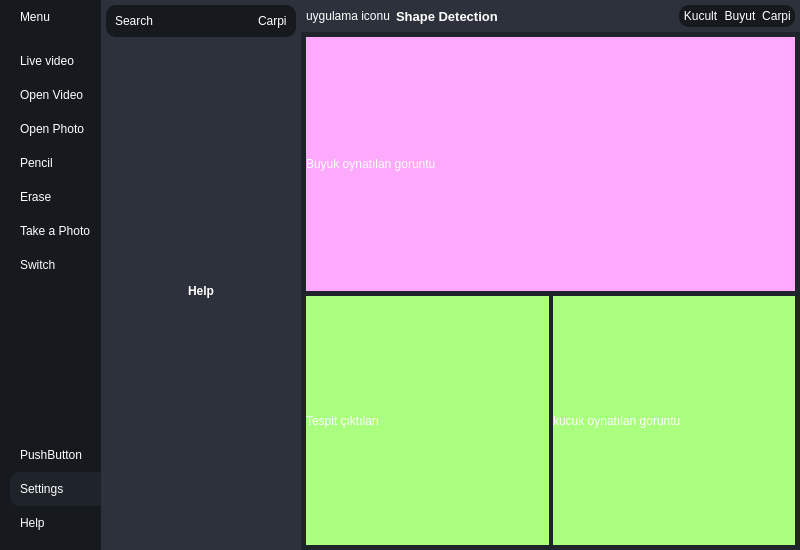
This is ShapeDetection/shapedetection.ui in aysenurozkann/Shape-Detection as Qt 5 draws it before an edit. The edited form follows.
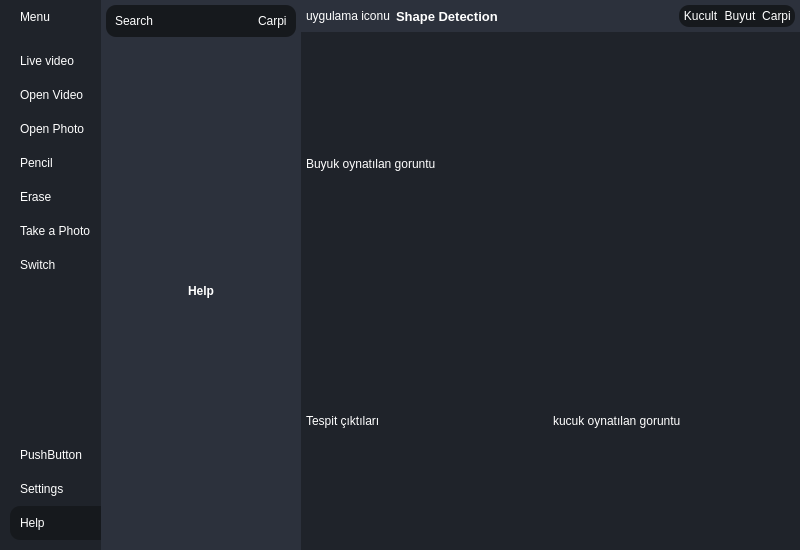
This is the edited form.

Commit message: Shape Detection

The edit to the form file:
```diff
--- a/ShapeDetection/shapedetection.ui
+++ b/ShapeDetection/shapedetection.ui
@@ -43,7 +43,7 @@
 }
 
 #LeftMenuSubContainer{
-	background-color:#16191d;
+	background-color:#16191dz;
 }
 
 #LeftMenuSubContainer QPushButton{
@@ -749,7 +749,7 @@
                 <item>
                  <widget class="QLabel" name="label_7">
                   <property name="styleSheet">
-                   <string notr="true">background-color: rgb(255, 170, 255);</string>
+                   <string notr="true"/>
                   </property>
                   <property name="text">
                    <string>Buyuk oynatılan goruntu</string>
@@ -777,7 +777,7 @@
                    <item>
                     <widget class="QLabel" name="label_8">
                      <property name="styleSheet">
-                      <string notr="true">background-color: rgb(170, 255, 127);</string>
+                      <string notr="true"/>
                      </property>
                      <property name="text">
                       <string>Tespit çıktıları</string>
@@ -811,7 +811,7 @@
                       <item>
                        <widget class="QLabel" name="label_9">
                         <property name="styleSheet">
-                         <string notr="true">background-color: rgb(170, 255, 127);</string>
+                         <string notr="true"/>
                         </property>
                         <property name="text">
                          <string>kucuk oynatılan goruntu</string>
```
